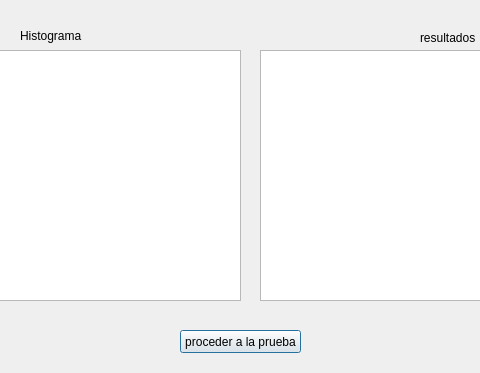
The window that ui/resultados.ui (83723-matias-perlo/sim_tp1_utn) describes before a commit, drawn with Qt 5; both pictures show x 160 to 640 and y 0 to 373 of the 810 by 373 pixel window.
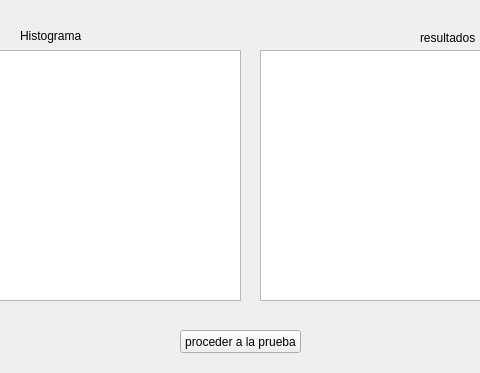
The same window after the commit.

```diff
--- a/ui/resultados.ui
+++ b/ui/resultados.ui
@@ -1,7 +1,7 @@
 <?xml version="1.0" encoding="UTF-8"?>
 <ui version="4.0">
  <class>Dialog</class>
- <widget class="QDialog" name="Dialog">
+ <widget class="QMainWindow" name="Dialog">
   <property name="geometry">
    <rect>
     <x>0</x>
```
